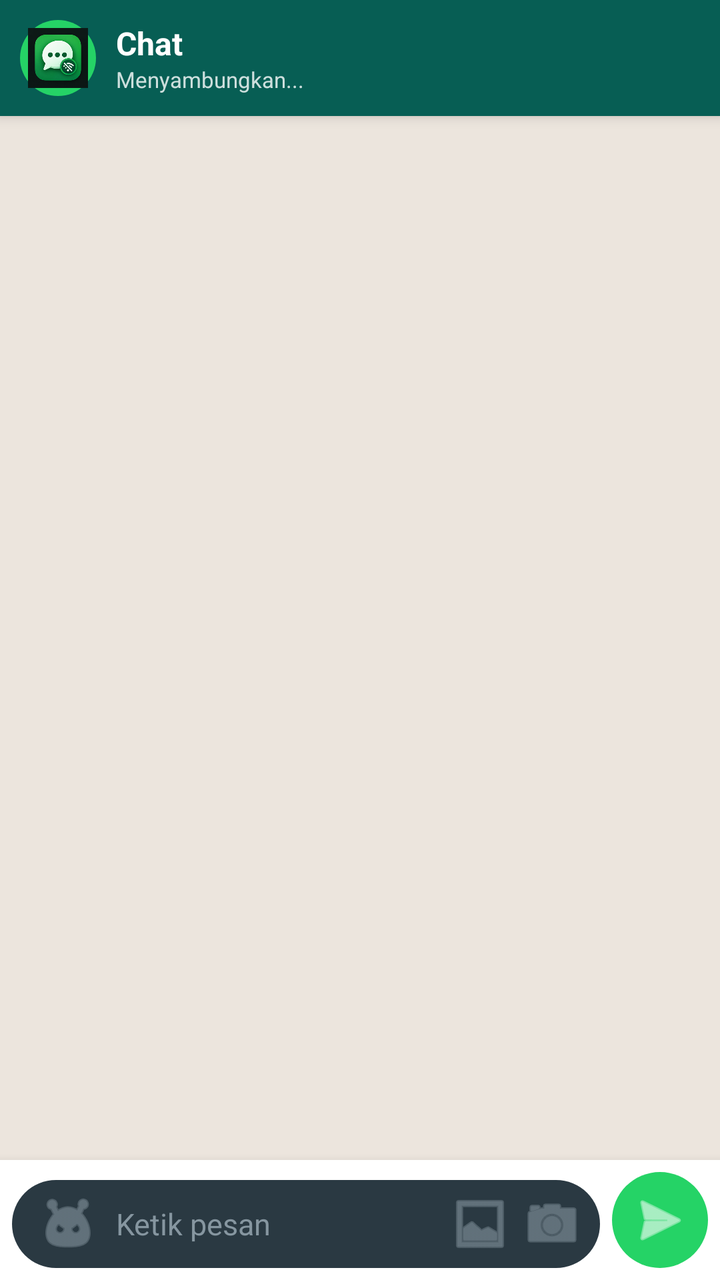
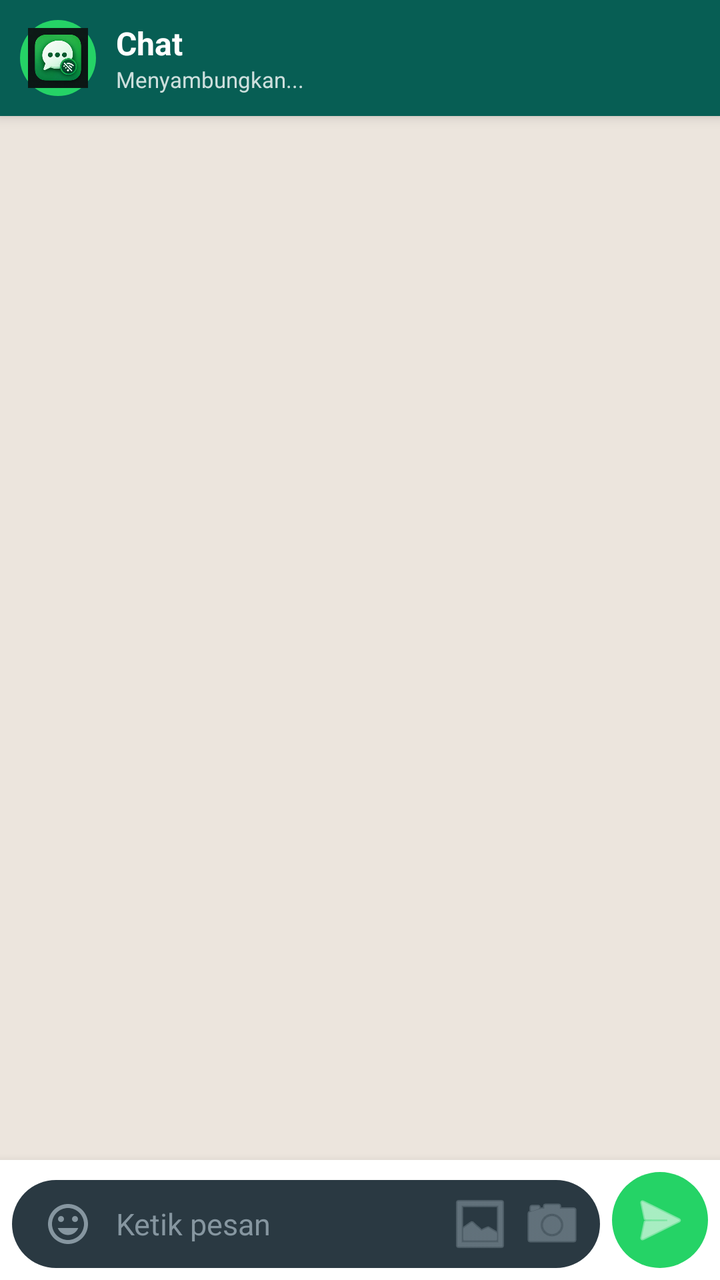

Before-and-after screenshots of an Android layout around one commit, followed by the original layout XML and the change that was made.
<!-- AndroidManifest.xml: application theme Theme.Material3.DayNight.NoActionBar -->
<!-- res/layout/activity_chat.xml -->
<?xml version="1.0" encoding="utf-8"?>
<LinearLayout xmlns:android="http://schemas.android.com/apk/res/android"
    android:layout_width="match_parent"
    android:layout_height="match_parent"
    android:orientation="vertical"
    android:background="@color/chat_bg">

    <LinearLayout
        android:layout_width="match_parent"
        android:layout_height="wrap_content"
        android:background="@drawable/header_bg"
        android:orientation="horizontal"
        android:padding="10dp"
        android:gravity="center_vertical"
        android:elevation="4dp">

        <ImageView
            android:layout_width="38dp"
            android:layout_height="38dp"
            android:src="@drawable/splash_logo"
            android:background="@drawable/send_button_bg"
            android:padding="4dp" />

        <LinearLayout
            android:layout_width="0dp"
            android:layout_height="wrap_content"
            android:layout_weight="1"
            android:orientation="vertical"
            android:paddingStart="10dp">

            <TextView
                android:id="@+id/chatTitle"
                android:layout_width="match_parent"
                android:layout_height="wrap_content"
                android:text="Chat"
                android:textColor="#FFFFFF"
                android:textSize="16sp"
                android:textStyle="bold" />

            <TextView
                android:id="@+id/chatStatus"
                android:layout_width="match_parent"
                android:layout_height="wrap_content"
                android:text="Menyambungkan..."
                android:textColor="#CCFFFFFF"
                android:textSize="11sp" />
        </LinearLayout>
    </LinearLayout>

    <androidx.recyclerview.widget.RecyclerView
        android:id="@+id/messageList"
        android:layout_width="match_parent"
        android:layout_height="0dp"
        android:layout_weight="1"
        android:padding="6dp"
        android:clipToPadding="false" />

    <include
        android:id="@+id/emojiPanel"
        layout="@layout/emoji_picker"
        android:visibility="gone" />

    <LinearLayout
        android:layout_width="match_parent"
        android:layout_height="wrap_content"
        android:background="@color/bubble_other"
        android:orientation="horizontal"
        android:padding="6dp"
        android:gravity="bottom"
        android:elevation="8dp">

        <LinearLayout
            android:layout_width="0dp"
            android:layout_height="wrap_content"
            android:layout_weight="1"
            android:background="@drawable/wa_input_bg"
            android:orientation="horizontal"
            android:gravity="center_vertical"
            android:minHeight="44dp"
            android:paddingStart="12dp"
            android:paddingEnd="8dp">

            <ImageButton
                android:id="@+id/btnEmoji"
                android:layout_width="32dp"
                android:layout_height="32dp"
                android:background="?android:attr/selectableItemBackgroundBorderless"
                android:src="@android:drawable/ic_menu_emoticons"
                android:tint="#8696A0"
                android:scaleType="centerInside"
                android:contentDescription="Emoji" />

            <EditText
                android:id="@+id/messageInput"
                android:layout_width="0dp"
                android:layout_height="wrap_content"
                android:layout_weight="1"
                android:background="@null"
                android:hint="Ketik pesan"
                android:minHeight="40dp"
                android:maxLines="5"
                android:textSize="15sp"
                android:textColor="@color/text_primary"
                android:textColorHint="#8696A0"
                android:paddingStart="8dp"
                android:paddingEnd="8dp"
                android:inputType="textMultiLine|textCapSentences"
                android:importantForAutofill="no" />

            <ImageButton
                android:id="@+id/btnAttach"
                android:layout_width="32dp"
                android:layout_height="32dp"
                android:background="?android:attr/selectableItemBackgroundBorderless"
                android:src="@android:drawable/ic_menu_gallery"
                android:tint="#8696A0"
                android:scaleType="centerInside"
                android:contentDescription="Lampiran" />

            <ImageButton
                android:id="@+id/btnCamera"
                android:layout_width="32dp"
                android:layout_height="32dp"
                android:layout_marginStart="4dp"
                android:background="?android:attr/selectableItemBackgroundBorderless"
                android:src="@android:drawable/ic_menu_camera"
                android:tint="#8696A0"
                android:scaleType="centerInside"
                android:contentDescription="Kamera" />
        </LinearLayout>

        <ImageButton
            android:id="@+id/btnSend"
            android:layout_width="48dp"
            android:layout_height="48dp"
            android:layout_marginStart="6dp"
            android:background="@drawable/send_button_bg"
            android:src="@android:drawable/ic_menu_send"
            android:scaleType="centerInside"
            android:contentDescription="Kirim"
            android:tint="#FFFFFF" />
    </LinearLayout>

</LinearLayout>
<!-- res/layout/emoji_picker.xml (included above) -->
<?xml version="1.0" encoding="utf-8"?>
<LinearLayout xmlns:android="http://schemas.android.com/apk/res/android"
    android:layout_width="match_parent"
    android:layout_height="280dp"
    android:background="@color/bubble_other"
    android:orientation="vertical"
    android:elevation="8dp">

    <LinearLayout
        android:layout_width="match_parent"
        android:layout_height="wrap_content"
        android:orientation="horizontal"
        android:padding="10dp"
        android:gravity="center_vertical">

        <TextView
            android:layout_width="0dp"
            android:layout_height="wrap_content"
            android:layout_weight="1"
            android:text="Emoji"
            android:textStyle="bold"
            android:textSize="13sp"
            android:textColor="@color/text_primary" />

        <ImageButton
            android:id="@+id/btnCloseEmoji"
            android:layout_width="32dp"
            android:layout_height="32dp"
            android:background="?android:attr/selectableItemBackgroundBorderless"
            android:src="@android:drawable/ic_menu_close_clear_cancel"
            android:tint="@color/text_secondary"
            android:contentDescription="Tutup" />
    </LinearLayout>

    <View
        android:layout_width="match_parent"
        android:layout_height="1dp"
        android:background="#20000000" />

    <androidx.recyclerview.widget.RecyclerView
        android:id="@+id/emojiGrid"
        android:layout_width="match_parent"
        android:layout_height="match_parent"
        android:padding="4dp"
        android:clipToPadding="false" />
</LinearLayout>
<!-- resources referenced by this layout -->
<resources>
  <color name="bubble_other">#FFFFFF</color>
  <color name="chat_bg">#ECE5DD</color>
  <color name="text_primary">#111B21</color>
  <color name="text_secondary">#667781</color>
  <!-- drawable header_bg (drawable) -->
  <?xml version="1.0" encoding="utf-8"?>
  <shape xmlns:android="http://schemas.android.com/apk/res/android"
      android:shape="rectangle">
      <solid android:color="@color/brand_green" />
  </shape>
  <!-- drawable send_button_bg (drawable) -->
  <?xml version="1.0" encoding="utf-8"?>
  <shape xmlns:android="http://schemas.android.com/apk/res/android"
      android:shape="oval">
      <solid android:color="@color/brand_accent" />
  </shape>
  <!-- drawable splash_logo: png bitmap (drawable, 55583 bytes) -->
  <!-- drawable wa_input_bg (drawable) -->
  <?xml version="1.0" encoding="utf-8"?>
  <shape xmlns:android="http://schemas.android.com/apk/res/android"
      android:shape="rectangle">
      <solid android:color="#2A3942" />
      <corners android:radius="22dp" />
  </shape>
  <color name="brand_green">#075E54</color>
  <color name="brand_accent">#25D366</color>
</resources>

<!-- the commit's change to res/layout/activity_chat.xml (unified diff, before → after) -->
@@ -85,7 +85,7 @@
                 android:layout_width="32dp"
                 android:layout_height="32dp"
                 android:background="?android:attr/selectableItemBackgroundBorderless"
-                android:src="@android:drawable/ic_menu_emoticons"
+                android:src="@drawable/ic_emoji"
                 android:tint="#8696A0"
                 android:scaleType="centerInside"
                 android:contentDescription="Emoji" />
<!-- resource entries referenced after the edit -->
@@ -10,6 +10,17 @@
       android:shape="rectangle">
       <solid android:color="@color/brand_green" />
   </shape>
+  <!-- drawable ic_emoji (drawable) -->
+  <vector xmlns:android="http://schemas.android.com/apk/res/android"
+      android:width="24dp"
+      android:height="24dp"
+      android:viewportWidth="24"
+      android:viewportHeight="24"
+      android:tint="#8696A0">
+      <path
+          android:fillColor="@android:color/white"
+          android:pathData="M12,2C6.48,2 2,6.48 2,12s4.48,10 10,10 10,-4.48 10,-10S17.52,2 12,2zM12,20c-4.41,0 -8,-3.59 -8,-8s3.59,-8 8,-8 8,3.59 8,8 -3.59,8 -8,8zM15.5,11c0.83,0 1.5,-0.67 1.5,-1.5S16.33,8 15.5,8 14,8.67 14,9.5s0.67,1.5 1.5,1.5zM8.5,11c0.83,0 1.5,-0.67 1.5,-1.5S9.33,8 8.5,8 7,8.67 7,9.5 7.67,11 8.5,11zM12,17.5c2.33,0 4.31,-1.46 5.11,-3.5L6.89,14c0.8,2.04 2.78,3.5 5.11,3.5z" />
+  </vector>
   <!-- drawable send_button_bg (drawable) -->
   <?xml version="1.0" encoding="utf-8"?>
   <shape xmlns:android="http://schemas.android.com/apk/res/android"
